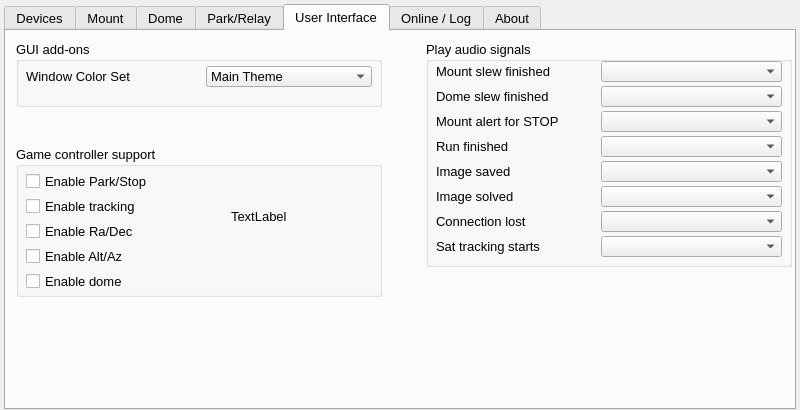
This is src_add/widgets/setting.ui in mworion/MountWizzard4 as Qt 5 draws it before an edit. The edited form follows.
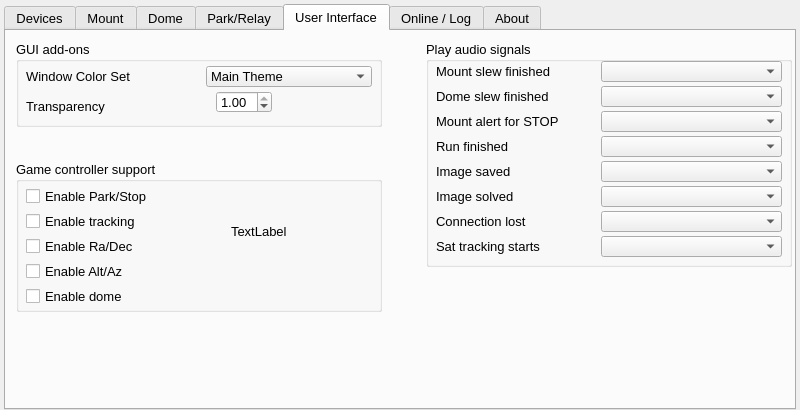
This is the edited form.

Patch:
```diff
--- a/src_add/widgets/setting.ui
+++ b/src_add/widgets/setting.ui
@@ -6183,7 +6183,7 @@
          <x>10</x>
          <y>10</y>
          <width>366</width>
-         <height>66</height>
+         <height>86</height>
         </rect>
        </property>
        <property name="title">
@@ -6233,6 +6233,50 @@
          </property>
         </item>
        </widget>
+       <widget class="QLabel" name="label_86">
+        <property name="geometry">
+         <rect>
+          <x>10</x>
+          <y>55</y>
+          <width>166</width>
+          <height>21</height>
+         </rect>
+        </property>
+        <property name="text">
+         <string>Transparency</string>
+        </property>
+       </widget>
+       <widget class="QDoubleSpinBox" name="transparency">
+        <property name="geometry">
+         <rect>
+          <x>200</x>
+          <y>50</y>
+          <width>56</width>
+          <height>22</height>
+         </rect>
+        </property>
+        <property name="maximumSize">
+         <size>
+          <width>56</width>
+          <height>16777215</height>
+         </size>
+        </property>
+        <property name="decimals">
+         <number>2</number>
+        </property>
+        <property name="minimum">
+         <double>0.000000000000000</double>
+        </property>
+        <property name="maximum">
+         <double>1.000000000000000</double>
+        </property>
+        <property name="singleStep">
+         <double>0.200000000000000</double>
+        </property>
+        <property name="value">
+         <double>1.000000000000000</double>
+        </property>
+       </widget>
       </widget>
       <widget class="QGroupBox" name="gameControllerGroup">
        <property name="enabled">
@@ -6241,7 +6285,7 @@
        <property name="geometry">
         <rect>
          <x>10</x>
-         <y>115</y>
+         <y>130</y>
          <width>366</width>
          <height>151</height>
         </rect>
```
